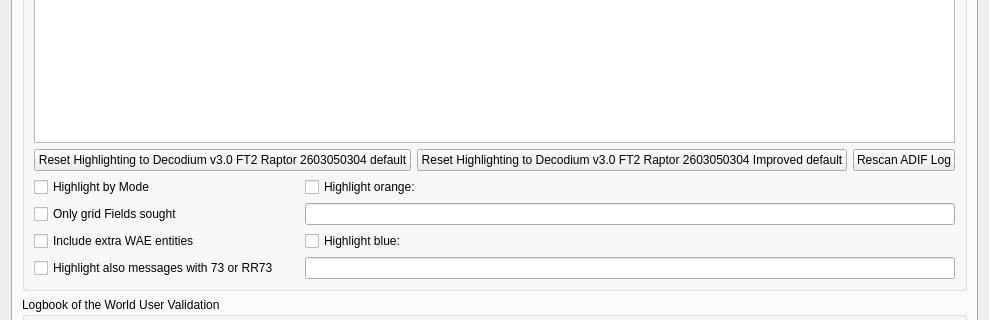
Before: the Qt Designer form Configuration.ui in iu8lmc/Decodium-3.0-Codename-Raptor, drawn with Qt 5; both pictures show x 0 to 989 and y 124 to 444 of the 989 by 716 pixel window.
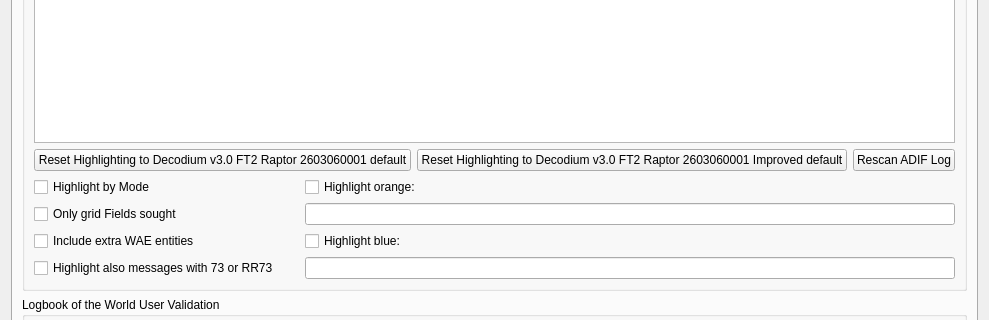
After: the same form once the commit is applied. The open tabs and pages were chosen to show the change. Custom widgets are drawn as their Qt base class.

```diff
--- a/Configuration.ui
+++ b/Configuration.ui
@@ -2828,14 +2828,14 @@
                <string>&lt;html&gt;&lt;head/&gt;&lt;body&gt;&lt;p&gt;Push to reset all highlight items above to default values and priorities.&lt;/p&gt;&lt;/body&gt;&lt;/html&gt;</string>
               </property>
               <property name="text">
-               <string>Reset Highlighting to Decodium v3.0 FT2 Raptor 2603050304 default</string>
+               <string>Reset Highlighting to Decodium v3.0 FT2 Raptor 2603060001 default</string>
               </property>
              </widget>
             </item>
             <item>
              <widget class="QPushButton" name="reset_highlighting_to_defaults2_push_button">
               <property name="text">
-               <string>Reset Highlighting to Decodium v3.0 FT2 Raptor 2603050304 Improved default</string>
+               <string>Reset Highlighting to Decodium v3.0 FT2 Raptor 2603060001 Improved default</string>
               </property>
              </widget>
             </item>
```
Left out of the diff: 14 changed lines with no effect on the pictures.
